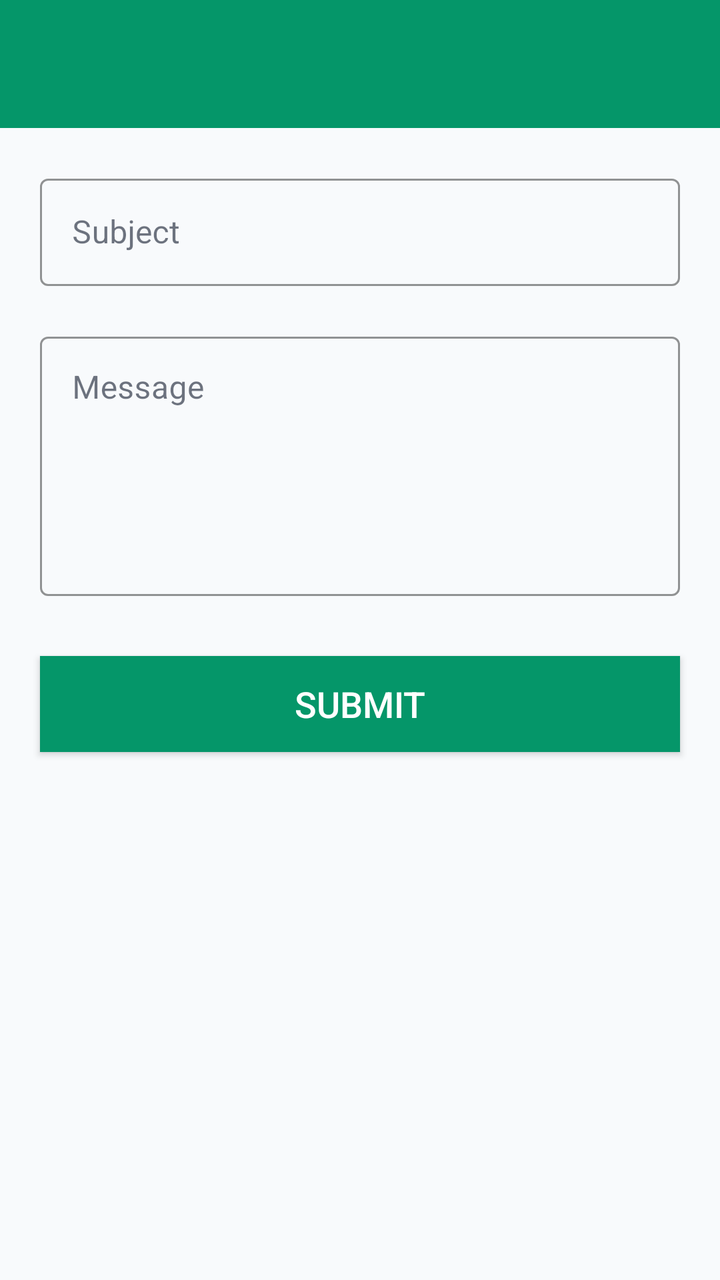
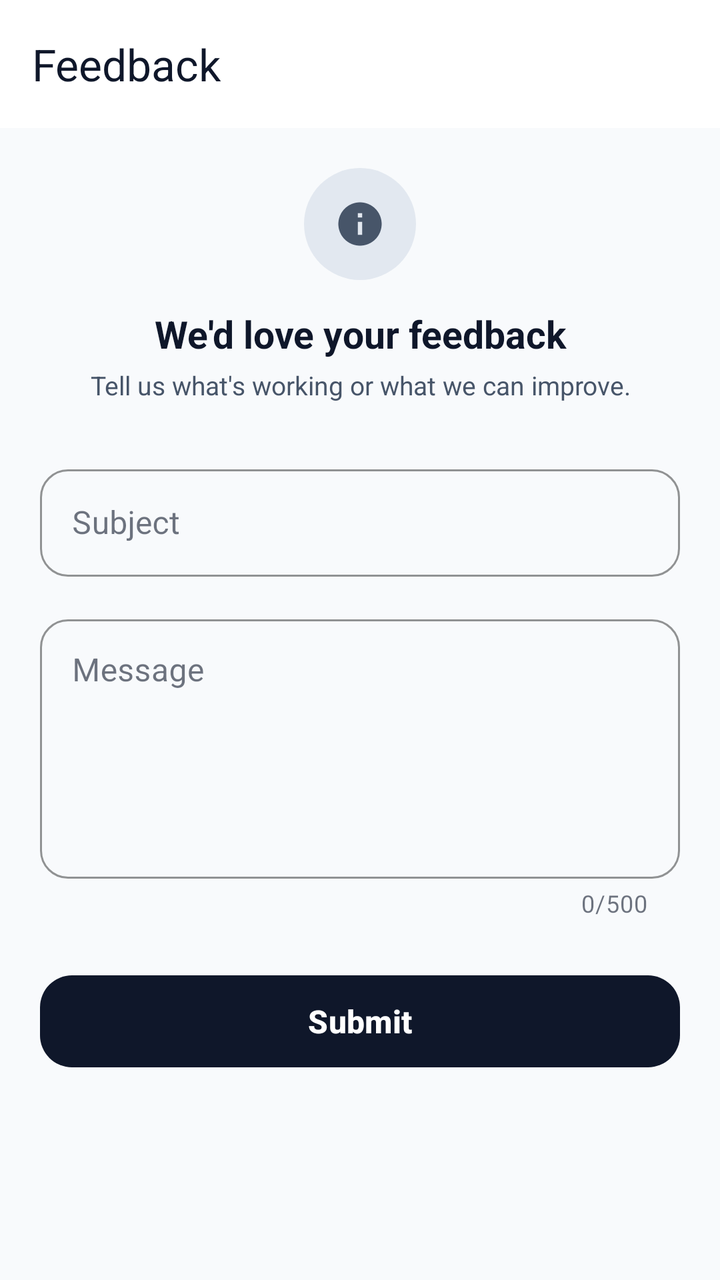

Compare the two renders of this Android layout. The source of the first and the diff that turns it into the second are given below.
<!-- AndroidManifest.xml: application theme Theme.TestMaster -->
<!-- res/layout/activity_feedback.xml -->
<?xml version="1.0" encoding="utf-8"?>
<LinearLayout xmlns:android="http://schemas.android.com/apk/res/android"
    xmlns:tools="http://schemas.android.com/tools"
    android:layout_width="match_parent"
    android:layout_height="match_parent"
    xmlns:app="http://schemas.android.com/apk/res-auto"
    tools:context=".activities.FeedbackActivity"
    android:background="@drawable/statusbar_background"
    android:fitsSystemWindows="true"
    android:orientation="vertical">
    <LinearLayout
        android:layout_width="match_parent"
        android:layout_height="match_parent"
        android:background="@color/background"
        android:orientation="vertical">
    <androidx.appcompat.widget.Toolbar
        android:id="@+id/toolbar"
        android:layout_width="match_parent"
        android:layout_height="wrap_content"
        android:background="@color/primary"
        android:theme="@style/CustomSearchViewTheme"
        app:popupTheme="@style/CustomSearchViewTheme"
        android:text="Feedback"
        app:titleTextColor="@android:color/white"
        app:layout_constraintTop_toTopOf="parent">

    </androidx.appcompat.widget.Toolbar>
    <com.google.android.material.textfield.TextInputLayout
        android:layout_width="match_parent"
        android:layout_height="wrap_content"
        android:hint="Subject"
        android:layout_marginHorizontal="20dp"
        android:layout_marginTop="20dp"
        style="@style/Widget.MaterialComponents.TextInputLayout.OutlinedBox"
        app:boxStrokeColor="@color/primary">

        <com.google.android.material.textfield.TextInputEditText
            android:id="@+id/et_subject"
            android:layout_width="match_parent"
            android:layout_height="wrap_content"
            android:inputType="text"
            android:textColor="@color/text_primary"
            android:maxLength="50"
            android:padding="16dp"/>
    </com.google.android.material.textfield.TextInputLayout>
    <com.google.android.material.textfield.TextInputLayout
        android:layout_width="match_parent"
        android:layout_height="wrap_content"
        android:hint="Message"
        android:layout_marginHorizontal="20dp"
        android:layout_marginTop="20dp"
        style="@style/Widget.MaterialComponents.TextInputLayout.OutlinedBox"
        app:boxStrokeColor="@color/primary">

        <com.google.android.material.textfield.TextInputEditText
            android:id="@+id/et_msg"
            android:layout_width="match_parent"
            android:layout_height="wrap_content"
            android:inputType="textMultiLine"
            android:gravity="top"
            android:minLines="5"
            android:textColor="@color/text_primary"
            android:padding="16dp"/>
    </com.google.android.material.textfield.TextInputLayout>
    <androidx.appcompat.widget.AppCompatButton
        android:id="@+id/btn_feedback_submit"
        android:layout_width="match_parent"
        android:layout_height="wrap_content"
        android:layout_marginHorizontal="20dp"
        android:layout_marginTop="30dp"
        android:background="@color/primary"
        android:textColor="@color/white"
        android:textSize="18sp"
        android:text="Submit"/>
    </LinearLayout>
</LinearLayout>
<!-- resources referenced by this layout -->
<resources>
  <color name="background">#F8FAFC</color>
  <color name="primary">#059669</color>
  <color name="text_primary">#0F172A</color>
  <color name="white">#FFFFFFFF</color>
  <!-- drawable statusbar_background (drawable) -->
  <?xml version="1.0" encoding="utf-8"?>
  <layer-list xmlns:android="http://schemas.android.com/apk/res/android">
  
      <item android:height="150dp">
          <shape>
              <solid android:color="@color/primary"/>
          </shape>
      </item>
  
      <item android:top="150dp">
          <shape>
              <solid android:color="@color/background"/>
          </shape>
      </item>
  
  </layer-list>
  <style name="CustomSearchViewTheme" parent="ThemeOverlay.AppCompat.Dark.ActionBar">
          <item name="colorControlActivated">@color/white</item>
          <item name="android:textColor">@color/white</item>
          <item name="android:textColorHint">@color/white</item>
          <item name="android:queryBackground">@android:color/transparent</item>
      </style>
  <style name="Theme.TestMaster" parent="Base.Theme.TestMaster" />
  <style name="Base.Theme.TestMaster" parent="Theme.Material3.DayNight.NoActionBar">
          
          <item name="colorPrimary">@color/primary</item>
          <item name="colorOnPrimary">@color/onPrimary</item>
          <item name="colorPrimaryContainer">@color/primaryContainer</item>
          <item name="colorOnPrimaryContainer">@color/onPrimaryContainer</item>
  
          <item name="colorSecondary">@color/secondary</item>
          <item name="colorOnSecondary">@color/onSecondary</item>
          <item name="colorSecondaryContainer">@color/secondaryContainer</item>
          <item name="colorOnSecondaryContainer">@color/onSecondaryContainer</item>
  
          
          <item name="android:windowBackground">@color/background</item>
          <item name="colorSurface">@color/surface</item>
          <item name="colorOnSurface">@color/onSurface</item>
          <item name="colorSurfaceVariant">@color/surfaceVariant</item>
          <item name="colorOnSurfaceVariant">@color/onSurfaceVariant</item>
          <item name="colorOutline">@color/outline</item>
  
          
          <item name="colorError">@color/error</item>
          <item name="colorOnError">@color/onError</item>
          <item name="colorErrorContainer">@color/errorContainer</item>
          <item name="colorOnErrorContainer">@color/onErrorContainer</item>
  
          
          <item name="android:statusBarColor">@color/surface</item>
          <item name="android:windowLightStatusBar">true</item>
      </style>
  <color name="onPrimary">#FFFFFF</color>
  <color name="primaryContainer">#D1FAE5</color>
  <color name="onPrimaryContainer">#064E3B</color>
  <color name="secondary">#64748B</color>
  <color name="onSecondary">#FFFFFF</color>
  <color name="secondaryContainer">#F1F5F9</color>
  <color name="onSecondaryContainer">#0F172A</color>
  <color name="surface">#FFFFFF</color>
  <color name="onSurface">#0F172A</color>
  <color name="surfaceVariant">#E2E8F0</color>
  <color name="onSurfaceVariant">#475569</color>
  <color name="outline">#94A3B8</color>
  <color name="error">#EF4444</color>
  <color name="onError">#FFFFFF</color>
  <color name="errorContainer">#FEE2E2</color>
  <color name="onErrorContainer">#991B1B</color>
</resources>

<!-- the commit's change to res/layout/activity_feedback.xml (unified diff, before → after) -->
@@ -1,76 +1,135 @@
 <?xml version="1.0" encoding="utf-8"?>
 <LinearLayout xmlns:android="http://schemas.android.com/apk/res/android"
+    xmlns:app="http://schemas.android.com/apk/res-auto"
     xmlns:tools="http://schemas.android.com/tools"
     android:layout_width="match_parent"
     android:layout_height="match_parent"
-    xmlns:app="http://schemas.android.com/apk/res-auto"
-    tools:context=".activities.FeedbackActivity"
     android:background="@drawable/statusbar_background"
     android:fitsSystemWindows="true"
-    android:orientation="vertical">
+    android:orientation="vertical"
+    tools:context=".activities.FeedbackActivity">
+
     <LinearLayout
         android:layout_width="match_parent"
         android:layout_height="match_parent"
         android:background="@color/background"
         android:orientation="vertical">
-    <androidx.appcompat.widget.Toolbar
-        android:id="@+id/toolbar"
-        android:layout_width="match_parent"
-        android:layout_height="wrap_content"
-        android:background="@color/primary"
-        android:theme="@style/CustomSearchViewTheme"
-        app:popupTheme="@style/CustomSearchViewTheme"
-        android:text="Feedback"
-        app:titleTextColor="@android:color/white"
-        app:layout_constraintTop_toTopOf="parent">
 
-    </androidx.appcompat.widget.Toolbar>
-    <com.google.android.material.textfield.TextInputLayout
-        android:layout_width="match_parent"
-        android:layout_height="wrap_content"
-        android:hint="Subject"
-        android:layout_marginHorizontal="20dp"
-        android:layout_marginTop="20dp"
-        style="@style/Widget.MaterialComponents.TextInputLayout.OutlinedBox"
-        app:boxStrokeColor="@color/primary">
-
-        <com.google.android.material.textfield.TextInputEditText
-            android:id="@+id/et_subject"
+        <androidx.appcompat.widget.Toolbar
+            android:id="@+id/toolbar"
             android:layout_width="match_parent"
             android:layout_height="wrap_content"
-            android:inputType="text"
-            android:textColor="@color/text_primary"
-            android:maxLength="50"
-            android:padding="16dp"/>
-    </com.google.android.material.textfield.TextInputLayout>
-    <com.google.android.material.textfield.TextInputLayout
-        android:layout_width="match_parent"
-        android:layout_height="wrap_content"
-        android:hint="Message"
-        android:layout_marginHorizontal="20dp"
-        android:layout_marginTop="20dp"
-        style="@style/Widget.MaterialComponents.TextInputLayout.OutlinedBox"
-        app:boxStrokeColor="@color/primary">
+            android:background="@color/primary"
+            app:title="Feedback"
+            app:titleTextColor="@color/onPrimary" />
 
-        <com.google.android.material.textfield.TextInputEditText
-            android:id="@+id/et_msg"
+        <ScrollView
             android:layout_width="match_parent"
-            android:layout_height="wrap_content"
-            android:inputType="textMultiLine"
-            android:gravity="top"
-            android:minLines="5"
-            android:textColor="@color/text_primary"
-            android:padding="16dp"/>
-    </com.google.android.material.textfield.TextInputLayout>
-    <androidx.appcompat.widget.AppCompatButton
-        android:id="@+id/btn_feedback_submit"
-        android:layout_width="match_parent"
-        android:layout_height="wrap_content"
-        android:layout_marginHorizontal="20dp"
-        android:layout_marginTop="30dp"
-        android:background="@color/primary"
-        android:textColor="@color/white"
-        android:textSize="18sp"
-        android:text="Submit"/>
+            android:layout_height="match_parent">
+
+            <LinearLayout
+                android:layout_width="match_parent"
+                android:layout_height="wrap_content"
+                android:orientation="vertical"
+                android:padding="20dp">
+
+                
+                <FrameLayout
+                    android:layout_width="56dp"
+                    android:layout_height="56dp"
+                    android:layout_gravity="center_horizontal"
+                    android:background="@drawable/bg_circle_surface">
+
+                    <ImageView
+                        android:layout_width="26dp"
+                        android:layout_height="26dp"
+                        android:layout_gravity="center"
+                        android:src="@drawable/baseline_info_24"
+                        app:tint="@color/onSurfaceVariant" />
+                </FrameLayout>
+
+                <TextView
+                    android:layout_width="match_parent"
+                    android:layout_height="wrap_content"
+                    android:layout_marginTop="14dp"
+                    android:gravity="center"
+                    android:text="We'd love your feedback"
+                    android:textColor="@color/onSurface"
+                    android:textSize="19sp"
+                    android:textStyle="bold" />
+
+                <TextView
+                    android:layout_width="match_parent"
+                    android:layout_height="wrap_content"
+                    android:layout_marginTop="4dp"
+                    android:gravity="center"
+                    android:text="Tell us what's working or what we can improve."
+                    android:textColor="@color/onSurfaceVariant"
+                    android:textSize="13sp" />
+
+                <com.google.android.material.textfield.TextInputLayout
+                    style="@style/Widget.MaterialComponents.TextInputLayout.OutlinedBox"
+                    android:layout_width="match_parent"
+                    android:layout_height="wrap_content"
+                    android:layout_marginTop="28dp"
+                    android:hint="Subject"
+                    app:boxCornerRadiusBottomEnd="14dp"
+                    app:boxCornerRadiusBottomStart="14dp"
+                    app:boxCornerRadiusTopEnd="14dp"
+                    app:boxCornerRadiusTopStart="14dp"
+                    app:boxStrokeColor="@color/accent"
+                    app:hintTextColor="@color/onSurfaceVariant">
+
+                    <com.google.android.material.textfield.TextInputEditText
+                        android:id="@+id/et_subject"
+                        android:layout_width="match_parent"
+                        android:layout_height="wrap_content"
+                        android:inputType="text"
+                        android:maxLength="50"
+                        android:padding="16dp"
+                        android:textColor="@color/onSurface" />
+                </com.google.android.material.textfield.TextInputLayout>
+
+                <com.google.android.material.textfield.TextInputLayout
+                    style="@style/Widget.MaterialComponents.TextInputLayout.OutlinedBox"
+                    android:layout_width="match_parent"
+                    android:layout_height="wrap_content"
+                    android:layout_marginTop="16dp"
+                    android:hint="Message"
+                    app:boxCornerRadiusBottomEnd="14dp"
+                    app:boxCornerRadiusBottomStart="14dp"
+                    app:boxCornerRadiusTopEnd="14dp"
+                    app:boxCornerRadiusTopStart="14dp"
+                    app:boxStrokeColor="@color/accent"
+                    app:counterEnabled="true"
+                    app:counterMaxLength="500"
+                    app:hintTextColor="@color/onSurfaceVariant">
+
+                    <com.google.android.material.textfield.TextInputEditText
+                        android:id="@+id/et_msg"
+                        android:layout_width="match_parent"
+                        android:layout_height="wrap_content"
+                        android:gravity="top"
+                        android:inputType="textMultiLine"
+                        android:maxLength="500"
+                        android:minLines="5"
+                        android:padding="16dp"
+                        android:textColor="@color/onSurface" />
+                </com.google.android.material.textfield.TextInputLayout>
+
+                <com.google.android.material.button.MaterialButton
+                    android:id="@+id/btn_feedback_submit"
+                    style="@style/Widget.Material3.Button"
+                    android:layout_width="match_parent"
+                    android:layout_height="54dp"
+                    android:layout_marginTop="24dp"
+                    android:text="Submit"
+                    android:textColor="@color/primary"
+                    android:textSize="16sp"
+                    android:textStyle="bold"
+                    app:backgroundTint="@color/onPrimary"
+                    app:cornerRadius="16dp" />
+            </LinearLayout>
+        </ScrollView>
     </LinearLayout>
 </LinearLayout>
<!-- resource entries referenced after the edit -->
@@ -1,9 +1,20 @@
 <!-- resources referenced by this layout -->
 <resources>
+  <color name="accent">#334155</color>
   <color name="background">#F8FAFC</color>
-  <color name="primary">#059669</color>
-  <color name="text_primary">#0F172A</color>
-  <color name="white">#FFFFFFFF</color>
+  <color name="primary">#FFFFFF</color>
+  <!-- drawable baseline_info_24 (drawable) -->
+  <vector android:height="24dp" android:tint="#000000"
+      android:viewportHeight="24" android:viewportWidth="24"
+      android:width="24dp" xmlns:android="http://schemas.android.com/apk/res/android">
+      <path android:fillColor="@android:color/white" android:pathData="M12,2C6.48,2 2,6.48 2,12s4.48,10 10,10 10,-4.48 10,-10S17.52,2 12,2zM13,17h-2v-6h2v6zM13,9h-2L11,7h2v2z"/>
+  </vector>
+  <!-- drawable bg_circle_surface (drawable) -->
+  <?xml version="1.0" encoding="utf-8"?>
+  <shape xmlns:android="http://schemas.android.com/apk/res/android"
+      android:shape="oval">
+      <solid android:color="@color/surfaceVariant" />
+  </shape>
   <!-- drawable statusbar_background (drawable) -->
   <?xml version="1.0" encoding="utf-8"?>
   <layer-list xmlns:android="http://schemas.android.com/apk/res/android">
@@ -21,12 +32,6 @@
       </item>
   
   </layer-list>
-  <style name="CustomSearchViewTheme" parent="ThemeOverlay.AppCompat.Dark.ActionBar">
-          <item name="colorControlActivated">@color/white</item>
-          <item name="android:textColor">@color/white</item>
-          <item name="android:textColorHint">@color/white</item>
-          <item name="android:queryBackground">@android:color/transparent</item>
-      </style>
   <style name="Theme.TestMaster" parent="Base.Theme.TestMaster" />
   <style name="Base.Theme.TestMaster" parent="Theme.Material3.DayNight.NoActionBar">
           
@@ -58,21 +63,21 @@
           <item name="android:statusBarColor">@color/surface</item>
           <item name="android:windowLightStatusBar">true</item>
       </style>
-  <color name="onPrimary">#FFFFFF</color>
-  <color name="primaryContainer">#D1FAE5</color>
-  <color name="onPrimaryContainer">#064E3B</color>
+  <color name="onPrimary">#0F172A</color>
+  <color name="primaryContainer">#F1F5F9</color>
+  <color name="onPrimaryContainer">#0F172A</color>
   <color name="secondary">#64748B</color>
   <color name="onSecondary">#FFFFFF</color>
-  <color name="secondaryContainer">#F1F5F9</color>
+  <color name="secondaryContainer">#E2E8F0</color>
   <color name="onSecondaryContainer">#0F172A</color>
   <color name="surface">#FFFFFF</color>
   <color name="onSurface">#0F172A</color>
   <color name="surfaceVariant">#E2E8F0</color>
   <color name="onSurfaceVariant">#475569</color>
   <color name="outline">#94A3B8</color>
-  <color name="error">#EF4444</color>
+  <color name="error">#DC2626</color>
   <color name="onError">#FFFFFF</color>
   <color name="errorContainer">#FEE2E2</color>
-  <color name="onErrorContainer">#991B1B</color>
+  <color name="onErrorContainer">#7F1D1D</color>
 </resources>
 
